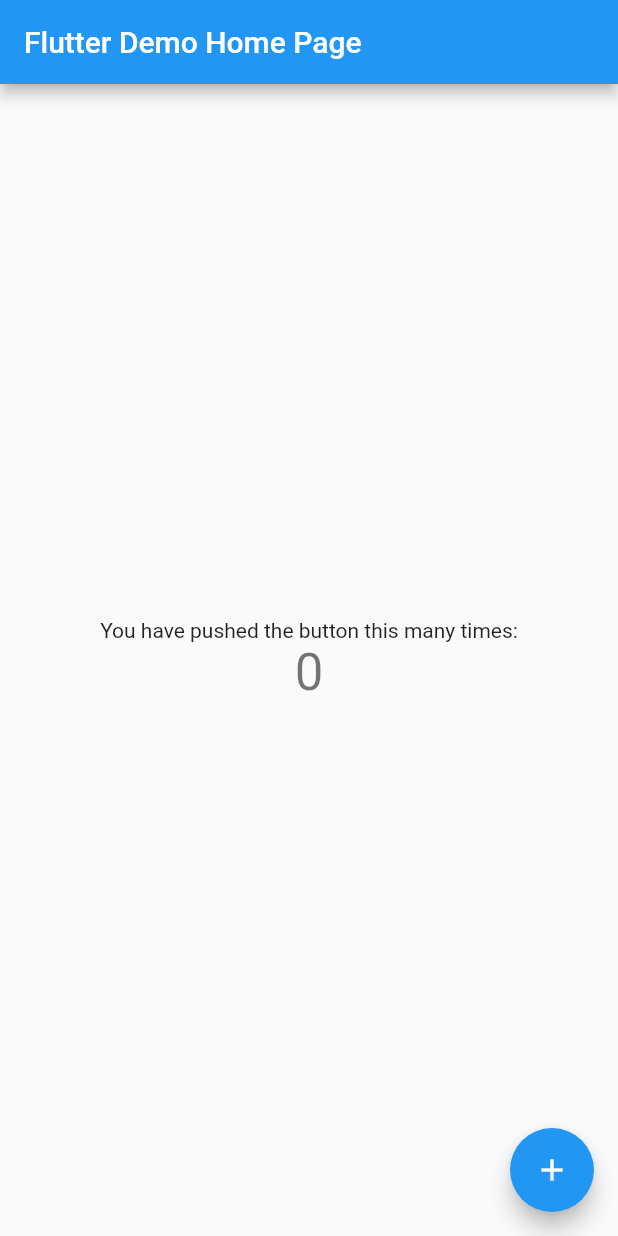
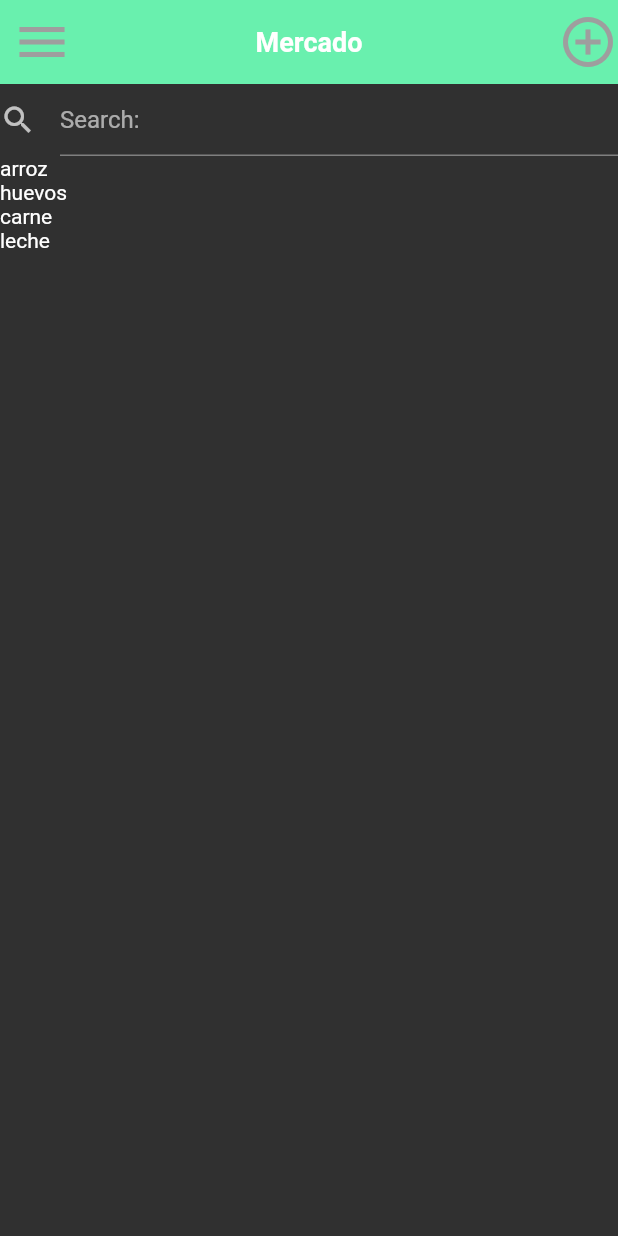
Before and after one commit to jorgearmandotu/products, a Flutter app: the screen it shows after launch, on a phone screen of 412 x 824 dp. Run offline on Flutter 3.47's test engine with Material 2 defaults, Android fonts, the phone set to English and light mode, and no system bars; our stand-ins replace flutter_swiper, rxdart.

Commit message:
mostrando list view

```diff
--- a/lib/main.dart
+++ b/lib/main.dart
@@ -1,111 +1,8 @@
 import 'package:flutter/material.dart';
+import 'ui/app.dart';
 
-void main() => runApp(MyApp());
-
-class MyApp extends StatelessWidget {
-  // This widget is the root of your application.
-  @override
-  Widget build(BuildContext context) {
-    return MaterialApp(
-      title: 'Flutter Demo',
-      theme: ThemeData(
-        // This is the theme of your application.
-        //
-        // Try running your application with "flutter run". You'll see the
-        // application has a blue toolbar. Then, without quitting the app, try
-        // changing the primarySwatch below to Colors.green and then invoke
-        // "hot reload" (press "r" in the console where you ran "flutter run",
-        // or simply save your changes to "hot reload" in a Flutter IDE).
-        // Notice that the counter didn't reset back to zero; the application
-        // is not restarted.
-        primarySwatch: Colors.blue,
-      ),
-      home: MyHomePage(title: 'Flutter Demo Home Page'),
-    );
-  }
-}
-
-class MyHomePage extends StatefulWidget {
-  MyHomePage({Key key, this.title}) : super(key: key);
-
-  // This widget is the home page of your application. It is stateful, meaning
-  // that it has a State object (defined below) that contains fields that affect
-  // how it looks.
-
-  // This class is the configuration for the state. It holds the values (in this
-  // case the title) provided by the parent (in this case the App widget) and
-  // used by the build method of the State. Fields in a Widget subclass are
-  // always marked "final".
-
-  final String title;
-
-  @override
-  _MyHomePageState createState() => _MyHomePageState();
-}
-
-class _MyHomePageState extends State<MyHomePage> {
-  int _counter = 0;
-
-  void _incrementCounter() {
-    setState(() {
-      // This call to setState tells the Flutter framework that something has
-      // changed in this State, which causes it to rerun the build method below
-      // so that the display can reflect the updated values. If we changed
-      // _counter without calling setState(), then the build method would not be
-      // called again, and so nothing would appear to happen.
-      _counter++;
-    });
-  }
-
-  @override
-  Widget build(BuildContext context) {
-    // This method is rerun every time setState is called, for instance as done
-    // by the _incrementCounter method above.
-    //
-    // The Flutter framework has been optimized to make rerunning build methods
-    // fast, so that you can just rebuild anything that needs updating rather
-    // than having to individually change instances of widgets.
-    return Scaffold(
-      appBar: AppBar(
-        // Here we take the value from the MyHomePage object that was created by
-        // the App.build method, and use it to set our appbar title.
-        title: Text(widget.title),
-      ),
-      body: Center(
-        // Center is a layout widget. It takes a single child and positions it
-        // in the middle of the parent.
-        child: Column(
-          // Column is also layout widget. It takes a list of children and
-          // arranges them vertically. By default, it sizes itself to fit its
-          // children horizontally, and tries to be as tall as its parent.
-          //
-          // Invoke "debug painting" (press "p" in the console, choose the
-          // "Toggle Debug Paint" action from the Flutter Inspector in Android
-          // Studio, or the "Toggle Debug Paint" command in Visual Studio Code)
-          // to see the wireframe for each widget.
-          //
-          // Column has various properties to control how it sizes itself and
-          // how it positions its children. Here we use mainAxisAlignment to
-          // center the children vertically; the main axis here is the vertical
-          // axis because Columns are vertical (the cross axis would be
-          // horizontal).
-          mainAxisAlignment: MainAxisAlignment.center,
-          children: <Widget>[
-            Text(
-              'You have pushed the button this many times:',
-            ),
-            Text(
-              '$_counter',
-              style: Theme.of(context).textTheme.display1,
-            ),
-          ],
-        ),
-      ),
-      floatingActionButton: FloatingActionButton(
-        onPressed: _incrementCounter,
-        tooltip: 'Increment',
-        child: Icon(Icons.add),
-      ), // This trailing comma makes auto-formatting nicer for build methods.
-    );
-  }
-}
+void main() => runApp(MaterialApp(
+  debugShowCheckedModeBanner: false,
+  theme: ThemeData.dark(),
+  home: App(),
+));
--- /dev/null
+++ b/lib/models/produtc_model.dart
@@ -0,0 +1,41 @@
+
+
+class ProductModel {
+  List<Product> products;
+
+  ProductModel({this.products});
+
+  ProductModel.fromJson(Map<String, dynamic> json){
+    if(json['products'] != null){
+      products = new List<Product>();
+      json['products'].forEach((v){
+        products.add(new Product.fromJson(v));
+      });
+    }
+  }
+}
+
+class Product {
+  int id;
+  String nombre;
+  String unidad;
+  String categoria;
+  String presentacion;
+
+  Product(
+    {
+      this.id,
+      this.nombre,
+      this.unidad,
+      this.categoria,
+      this.presentacion,
+    });
+
+  Product.fromJson(Map<String, dynamic> json){
+    id = json['id'];
+    nombre = json['nombre'];
+    unidad =json['unidad'];
+    categoria = json['categoria'];
+    presentacion = json['presentacion'];
+  }
+}
--- /dev/null
+++ b/lib/ui/app.dart
@@ -0,0 +1,33 @@
+import 'package:flutter/material.dart';
+import '../ui/widgets/search_bar.dart';
+
+class App extends StatelessWidget {
+
+  Widget build(BuildContext context) {
+    return Scaffold(
+      appBar: AppBar(
+        elevation: 0.0,
+        backgroundColor: Colors.greenAccent,
+        centerTitle: true,
+        title: Text(
+          'Mercado',
+          style:TextStyle(fontSize: 18.0, fontWeight:FontWeight.w600)
+        ),
+        leading: IconButton(
+          icon: Icon(Icons.menu,
+          color: Colors.grey,
+          size: 40.0,),
+          onPressed: () {},
+        ),
+        actions: <Widget>[
+          IconButton(icon: Icon(Icons.add_circle_outline,
+          color: Colors.grey,
+          size: 40.0,),
+          onPressed: () {},
+          ),
+        ],
+      ),
+      body: SearchBar(),
+    );
+  }
+}
--- /dev/null
+++ b/lib/ui/widgets/products_list.dart
@@ -0,0 +1,58 @@
+import 'package:flutter/material.dart';
+import '../../models/produtc_model.dart';
+import '../../bloc/products_list_bloc.dart';
+import 'package:flutter_swiper/flutter_swiper.dart';
+
+class ProductsList extends StatelessWidget {
+
+
+  Widget build(BuildContext context) {
+    final _screenSize =MediaQuery.of(context).size;
+    final _screenWidth = _screenSize.width;
+
+    return StreamBuilder<List<Product>>(
+      stream: productsListBloc.productList,
+      builder: (context, snapshot){
+        return Container(
+          width: _screenWidth,
+          child: Column(
+            children: <Widget>[
+              !snapshot.hasData
+              ? CircularProgressIndicator()
+              :SizedBox(
+                height: _screenSize.height*0.5,
+                child: ListView.builder(
+                  itemCount: snapshot.data.length,
+                  itemBuilder: (BuildContext context, int index ){
+                    return Text(snapshot.data[index].nombre);
+                  },
+                ),
+              )
+            ],
+          ),
+        );
+      },
+      );
+  }
+}
+
+class  ProductListFront extends StatelessWidget {
+
+  final Product productModel;
+  ProductListFront({this.productModel});
+
+  Widget build(BuildContext context){
+
+    return Text(productModel.nombre);
+  }
+
+  /*Widget build(BuildContext context) {
+
+    return ListView.builder(
+    itemBuilder: (BuildContext context, int index){
+      return Text(productModel.nombre);
+      },
+    );
+  }*/
+
+}
--- /dev/null
+++ b/lib/ui/widgets/search_bar.dart
@@ -0,0 +1,33 @@
+import 'package:flutter/material.dart';
+import 'products_list.dart';
+
+class SearchBar extends StatelessWidget {
+
+  Widget build(BuildContext context) {
+    final _screenSize = MediaQuery.of(context).size;
+    final _screenWidth = _screenSize.width;
+    final _screenHeigth =_screenSize.height;
+
+    return StreamBuilder<int>(
+      initialData: 0,
+      builder: (context, snapshot){
+        return Container(
+          width: _screenWidth,
+          child: Column(
+            crossAxisAlignment: CrossAxisAlignment.stretch,
+            children: <Widget>[
+              TextField(
+                decoration: InputDecoration(
+                  hintText: 'Search: ',
+                  counterText: '',
+                  icon: Icon(Icons.search)
+                ),
+              ),
+              ProductsList(),
+            ],
+          ),
+        );
+      },
+    );
+  }
+}
--- a/pubspec.yaml
+++ b/pubspec.yaml
@@ -23,6 +23,9 @@ dependencies:
   # The following adds the Cupertino Icons font to your application.
   # Use with the CupertinoIcons class for iOS style icons.
   cupertino_icons: ^0.1.2
+  rxdart: ^0.21.0
+  flutter_swiper: ^1.1.4
+
 
 dev_dependencies:
   flutter_test:
@@ -41,7 +44,8 @@ flutter:
   uses-material-design: true
 
   # To add assets to your application, add an assets section, like this:
-  # assets:
+  assets:
+    - data/productData.json
   #  - images/a_dot_burr.jpeg
   #  - images/a_dot_ham.jpeg
 
```
Also changed, not shown: data/productData.json (added, +33 -0 lines), lib/bloc/products_list_bloc.dart (added, +36 -0 lines), pubspec.lock, 1 other file.
